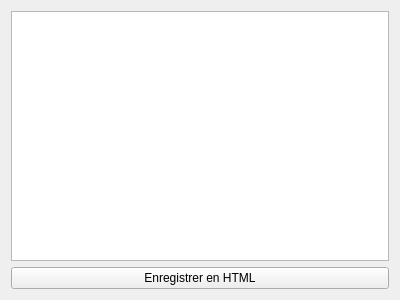
This is formdisplayprevisionreport.ui in GiPiLab/ProtonClassicSuite as Qt 5 draws it before an edit. The edited form follows.
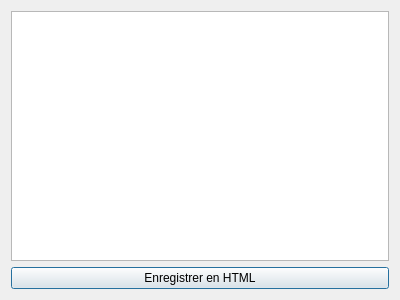
This is the edited form. Icons and pictures are not drawn.

```diff
--- a/formdisplayprevisionreport.ui
+++ b/formdisplayprevisionreport.ui
@@ -30,6 +30,9 @@
       <iconset resource="Images.qrc">
        <normaloff>:/icons/icons/html.png</normaloff>:/icons/icons/html.png</iconset>
      </property>
+     <property name="default">
+      <bool>true</bool>
+     </property>
     </widget>
    </item>
   </layout>
```
